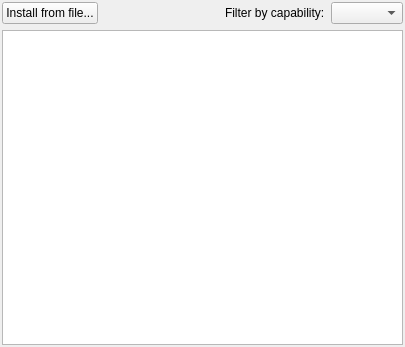
Before: the Qt Designer form src/Settings_Accounts.ui in tomahawk-player/tomahawk, drawn with Qt 5.
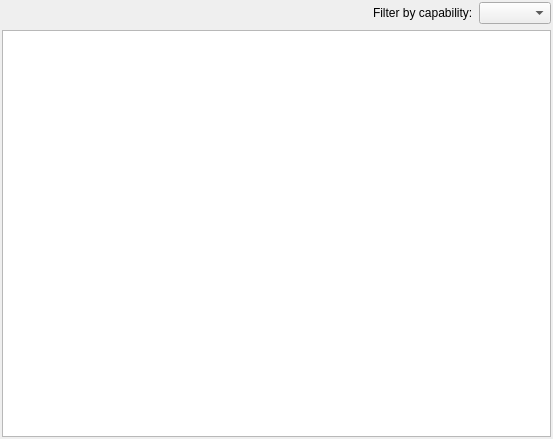
After: the same form once the commit is applied. Custom widgets are drawn as their Qt base class.

Patch:
```diff
--- a/src/Settings_Accounts.ui
+++ b/src/Settings_Accounts.ui
@@ -6,8 +6,8 @@
    <rect>
     <x>0</x>
     <y>0</y>
-    <width>405</width>
-    <height>347</height>
+    <width>553</width>
+    <height>439</height>
    </rect>
   </property>
   <property name="windowTitle">
@@ -20,9 +20,12 @@
    <item>
     <layout class="QHBoxLayout" name="horizontalLayout">
      <item>
-      <widget class="QPushButton" name="installFromFileBtn">
-       <property name="text">
-        <string>Install from file...</string>
+      <widget class="QButton" name="installFromFileBtn" native="true">
+       <property name="sizePolicy">
+        <sizepolicy hsizetype="Expanding" vsizetype="Preferred">
+         <horstretch>0</horstretch>
+         <verstretch>0</verstretch>
+        </sizepolicy>
        </property>
       </widget>
      </item>
@@ -66,6 +69,14 @@
    </item>
   </layout>
  </widget>
+ <customwidgets>
+  <customwidget>
+   <class>QButton</class>
+   <extends>QWidget</extends>
+   <header>thirdparty/Qocoa/QButton.h</header>
+   <container>1</container>
+  </customwidget>
+ </customwidgets>
  <resources/>
  <connections/>
 </ui>
```
